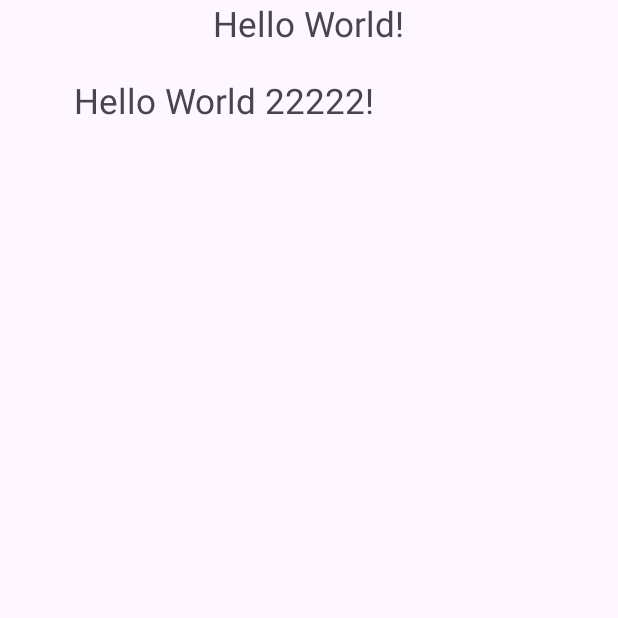
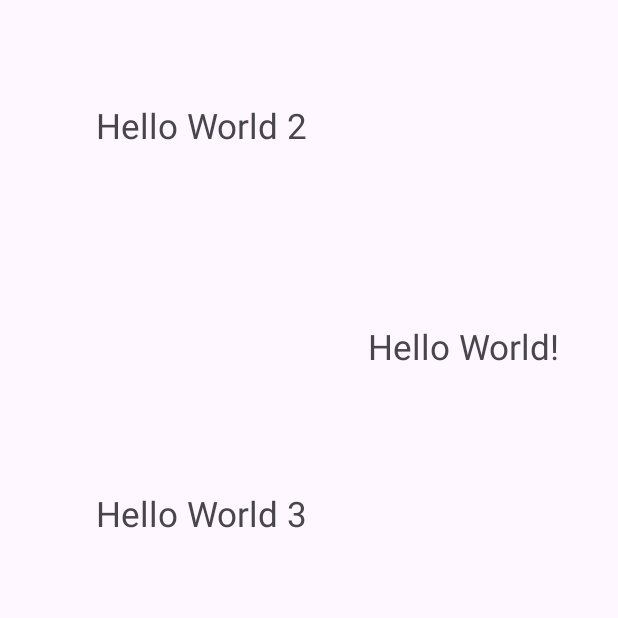
Before and after one commit to yansena/layouts-app, an Android app: the screen it shows after launch (MainActivity), on a phone screen of 412 x 824 dp, the top half of it. Run offline under Robolectric (Android 15) with nearby library versions, the phone set to English and light mode, and no system bars.

Commit message:
Constrains Layouts

```diff
--- a/app/src/main/res/layout/activity_main.xml
+++ b/app/src/main/res/layout/activity_main.xml
@@ -1,42 +1,58 @@
 <?xml version="1.0" encoding="utf-8"?>
-<RelativeLayout
-    xmlns:android="http://schemas.android.com/apk/res/android"
+<androidx.constraintlayout.widget.ConstraintLayout xmlns:android="http://schemas.android.com/apk/res/android"
     xmlns:app="http://schemas.android.com/apk/res-auto"
     xmlns:tools="http://schemas.android.com/tools"
-
     android:id="@+id/main"
     android:layout_width="match_parent"
     android:layout_height="match_parent"
+    android:layout_margin="20dp"
+    android:orientation="vertical"
     tools:context=".MainActivity">
 
 
     <TextView
-        android:layout_centerHorizontal="true"
+        android:id="@+id/text1"
 
-        android:id="@+id/text1"
         android:layout_width="wrap_content"
         android:layout_height="wrap_content"
+        android:layout_centerHorizontal="true"
+        android:layout_marginStart="40dp"
+        android:layout_marginTop="116dp"
         android:text="Hello World!"
         android:textSize="23sp"
         app:layout_constraintBottom_toBottomOf="parent"
         app:layout_constraintEnd_toEndOf="parent"
+        app:layout_constraintHorizontal_bias="0.0"
+        app:layout_constraintStart_toEndOf="@+id/text2"
+        app:layout_constraintTop_toBottomOf="@+id/text2"
+        app:layout_constraintVertical_bias="0.0" />
+
+    <TextView
+        android:id="@+id/text2"
+        android:layout_width="wrap_content"
+        android:layout_height="wrap_content"
+        android:layout_below="@+id/text1"
+        android:layout_marginStart="44dp"
+        android:layout_marginTop="48dp"
+        android:text="Hello World 2"
+        android:textSize="23sp"
         app:layout_constraintStart_toStartOf="parent"
         app:layout_constraintTop_toTopOf="parent" />
 
     <TextView
-        android:layout_below="@+id/text1"
-        android:layout_alignEnd="@+id/text1"
-        android:id="@+id/text2"
+        android:id="@+id/text3"
         android:layout_width="wrap_content"
         android:layout_height="wrap_content"
-        android:text="Hello World 22222!"
-        android:layout_margin="20dp"
+        android:layout_below="@+id/text1"
+        android:layout_marginTop="80dp"
+        android:text="Hello World 3"
         android:textSize="23sp"
         app:layout_constraintBottom_toBottomOf="parent"
-        app:layout_constraintEnd_toEndOf="parent"
+        app:layout_constraintEnd_toEndOf="@+id/text2"
+        app:layout_constraintHorizontal_bias="1.0"
         app:layout_constraintStart_toStartOf="parent"
-        app:layout_constraintTop_toTopOf="parent" />
+        app:layout_constraintTop_toBottomOf="@+id/text1"
+        app:layout_constraintVertical_bias="0.0" />
 
 
-
-</RelativeLayout>
+</androidx.constraintlayout.widget.ConstraintLayout>
```
